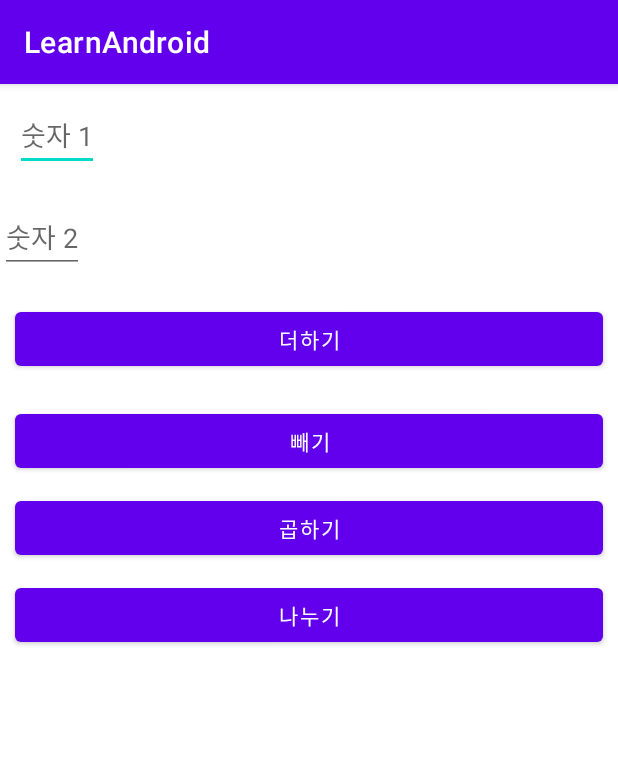
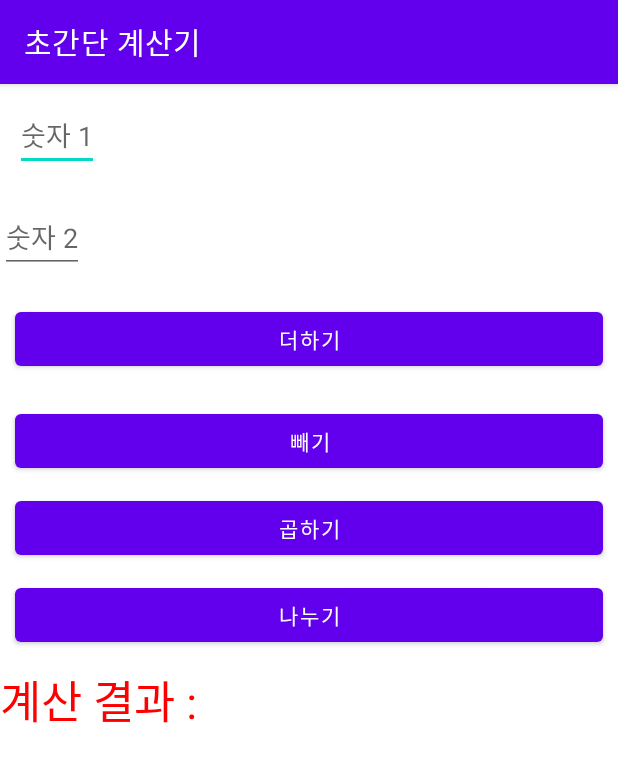
Before and after one commit to m6ydz642/LearnAndroid, an Android app: the CalcActivity screen opened directly, with no data from a screen before it, on a phone screen of 412 x 824 dp. Shown: the top 762 px of the screen. Run offline under Robolectric (Android 15) with nearby library versions, the phone set to English and light mode, and no system bars.

Commit message:
계산 결과 추가

```diff
--- a/app/src/main/java/com/example/learnandroid/CalcActivity.java
+++ b/app/src/main/java/com/example/learnandroid/CalcActivity.java
@@ -1,14 +1,32 @@
 package com.example.learnandroid;
 
 import android.os.Bundle;
+import android.widget.Button;
+import android.widget.EditText;
+import android.widget.TextView;
 
 import androidx.appcompat.app.AppCompatActivity;
 
 public class CalcActivity extends AppCompatActivity {
+
+    EditText edit1, edit2;
+    Button btnAdd, btnSub, btnMul, btnDiv;
+    TextView textResult;
+    String num1, num2;
+    Integer result;
+
     @Override
     protected void onCreate(Bundle savedInstanceState) {
         super.onCreate(savedInstanceState);
         setContentView(R.layout.activity_calc);
+
+        setTitle("초간단 계산기");
+
+        edit1 = (EditText) findViewById(R.id.Edit1);
+        edit2 = (EditText) findViewById(R.id.Edit2);
+        btnAdd = (Button) findViewById(R.id.BtnAdd);
+        textResult = (TextView) findViewById(R.id.TextResult);
+
     }
 
 }
--- a/app/src/main/res/layout/activity_calc.xml
+++ b/app/src/main/res/layout/activity_calc.xml
@@ -73,5 +73,16 @@
         app:layout_constraintTop_toBottomOf="@+id/BtnMultiple"
         tools:layout_editor_absoluteX="10dp" />
 
+    <TextView
+        android:id="@+id/TextResult"
+        android:layout_width="135dp"
+        android:layout_height="0dp"
+        android:layout_margin="10dp"
+        android:layout_marginTop="13dp"
+        android:text="@string/TextResult"
+        android:textColor="#FF0000"
+        android:textSize="30dp"
+        app:layout_constraintTop_toBottomOf="@+id/BtnSplit"
+        tools:layout_editor_absoluteX="10dp" />
 
 </androidx.constraintlayout.widget.ConstraintLayout>
--- a/app/src/main/res/values/strings.xml
+++ b/app/src/main/res/values/strings.xml
@@ -8,4 +8,5 @@
     <string name="Minus">빼기</string>
     <string name="Multiple">곱하기</string>
     <string name="Split">나누기</string>
+    <string name="TextResult">계산 결과 : </string>
 </resources>
```
